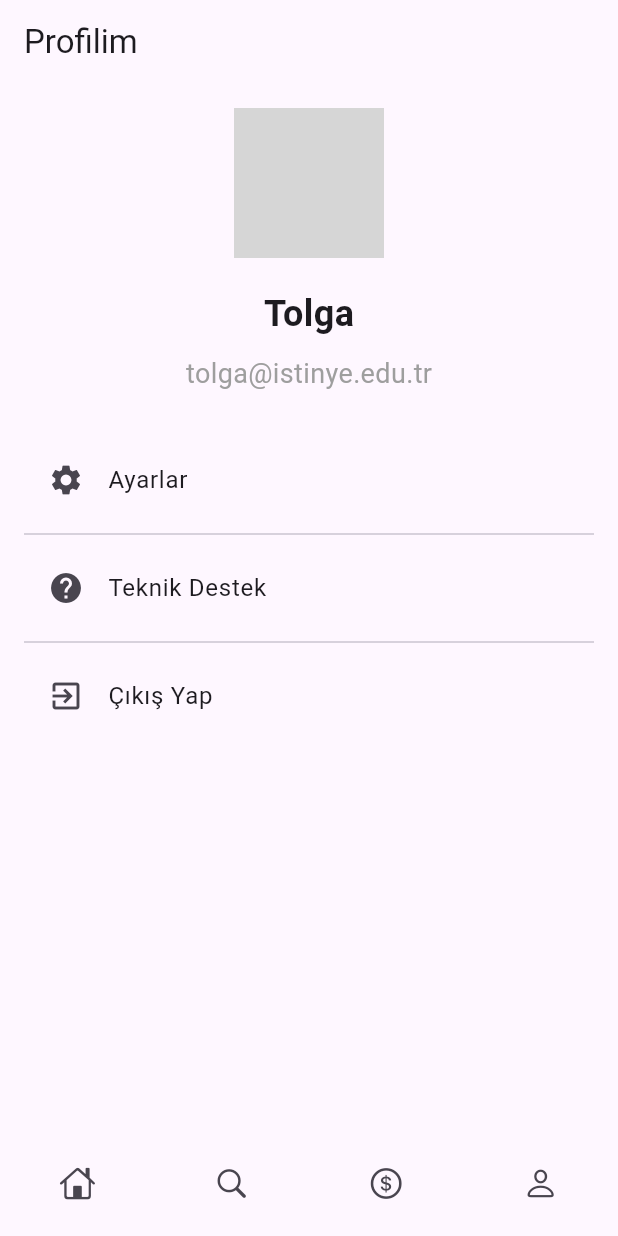
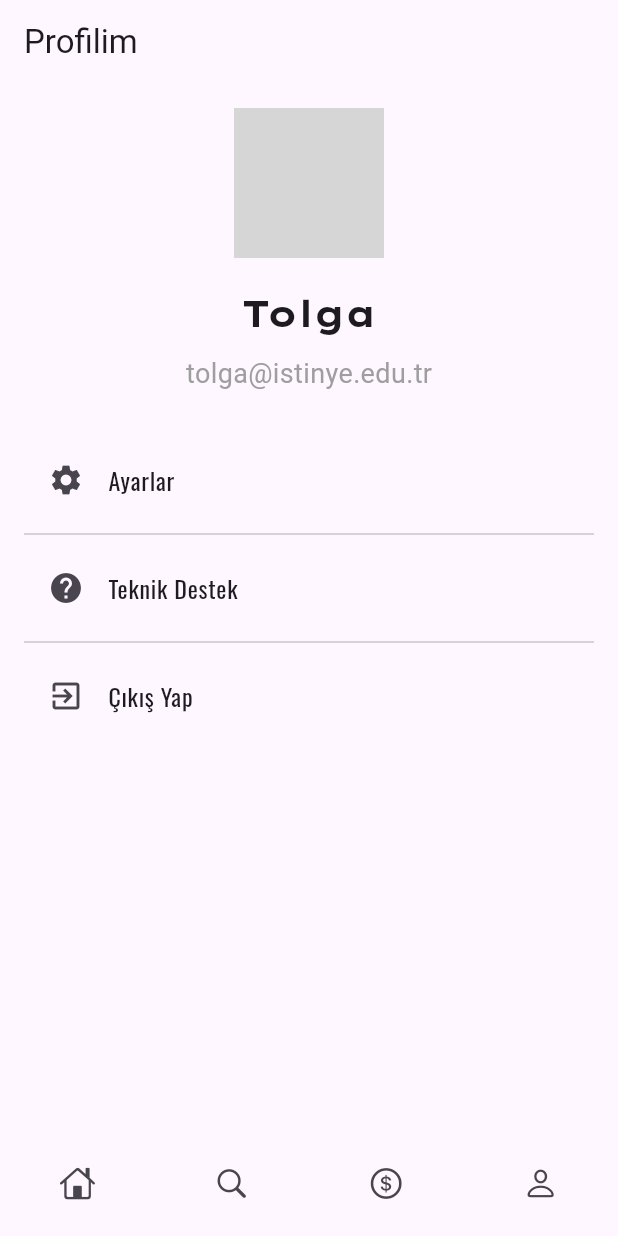
Before and after one commit to tollgaa/SparkPay-Flutter, a Flutter app: the ProfileScreen screen opened by its route, on a phone screen of 412 x 824 dp. Run offline on Flutter 3.47's test engine with Material 3 defaults, Android fonts, the phone set to English and light mode, and no system bars; our stand-ins replace go_router, google_fonts, lottie; missing offline and left inert: dotlottie_loader; Roboto replaces fonts that are missing (Montserrat); grey boxes are pictures that could not be loaded.

Commit message:
Font Update
Fontlar güncellendi, uygulama geliştirildi. Hatalar giderildi.

```diff
--- a/assets/fonts/temp.txt
+++ /dev/null
@@ -1 +0,0 @@
-Uygulamada kullanılıcak fontlar için
--- a/lib/core/constants.dart
+++ b/lib/core/constants.dart
@@ -1,5 +1,6 @@
-//Temalar, renkler vb. burada bulunuyor.
 import 'package:flutter/material.dart';
 
 const ArkaPlanRengi = Color.fromARGB(255, 210, 207, 207);
-const KilitEkranArkaPlanRengi =Color.fromARGB(255, 35, 47, 59);
+const KilitEkranArkaPlanRengi = Color.fromARGB(255, 35, 47, 59);
+
+const String fontFamily = 'Montserrat';
--- a/lib/screens/profile_screen.dart
+++ b/lib/screens/profile_screen.dart
@@ -8,7 +8,10 @@ class ProfileScreen extends StatelessWidget {
   Widget build(BuildContext context) {
     return Scaffold(
       appBar: AppBar(
-        title: const Text('Profilim'),
+        title: const Text(
+          'Profilim',
+          style: TextStyle(fontFamily: 'Montserrat'), // Montserrat fontu
+        ),
       ),
       body: Padding(
         padding: const EdgeInsets.all(16.0),
@@ -26,43 +29,56 @@ class ProfileScreen extends StatelessWidget {
             Center(
               child: const Text(
                 'Tolga', // Kullanıcı Adı
-                style: TextStyle(fontSize: 24, fontWeight: FontWeight.bold),
+                style: TextStyle(
+                  fontSize: 24,
+                  fontWeight: FontWeight.bold,
+                  fontFamily: 'Lexend Giga', // Lexend Giga fontu
+                ),
               ),
             ),
             const SizedBox(height: 10),
             Center(
               child: const Text(
                 'tolga@istinye.edu.tr', // E-posta
-                style: TextStyle(fontSize: 18, color: Colors.grey),
+                style: TextStyle(
+                  fontSize: 18,
+                  color: Colors.grey,
+                  fontFamily: 'Montserrat', // Montserrat fontu
+                ),
               ),
             ),
             const SizedBox(height: 30),
-             // Ayarlar Butonu
+            // Ayarlar Butonu
             ListTile(
               leading: const Icon(Icons.settings),
-              title: const Text('Ayarlar'),
+              title: const Text(
+                'Ayarlar',
+                style: TextStyle(fontFamily: 'Oswald'), // Oswald fontu
+              ),
               onTap: () {
                 // Ayarlar sayfasına yönlendirme
               },
             ),
-
             const Divider(),
-
             // Profil Düzenleme Butonu
             ListTile(
               leading: const Icon(Icons.help_sharp),
-              title: const Text('Teknik Destek'),
+              title: const Text(
+                'Teknik Destek',
+                style: TextStyle(fontFamily: 'Oswald'), // Oswald fontu
+              ),
               onTap: () {
                 // Profil düzenleme sayfasına yönlendirme
               },
             ),
-
-
             const Divider(),
             // Çıkış Yapma Butonu
             ListTile(
               leading: const Icon(Icons.exit_to_app),
-              title: const Text('Çıkış Yap'),
+              title: const Text(
+                'Çıkış Yap',
+                style: TextStyle(fontFamily: 'Oswald'), // Oswald fontu
+              ),
               onTap: () {
                 // Çıkış işlemi yapma
               },
```
Also changed, not shown: lib/screens/currency_screen.dart (+18 -4 lines), lib/screens/home_screen.dart (+6 -27 lines), lib/screens/loading_screen.dart (+6 -19 lines), lib/screens/search_screen.dart (+7 -1 lines), pubspec.yaml (+9 -1 lines), assets/fonts/LexendGiga-VariableFont_wght.ttf (added), assets/fonts/Oswald-VariableFont_wght.ttf (added), pubspec.lock.
